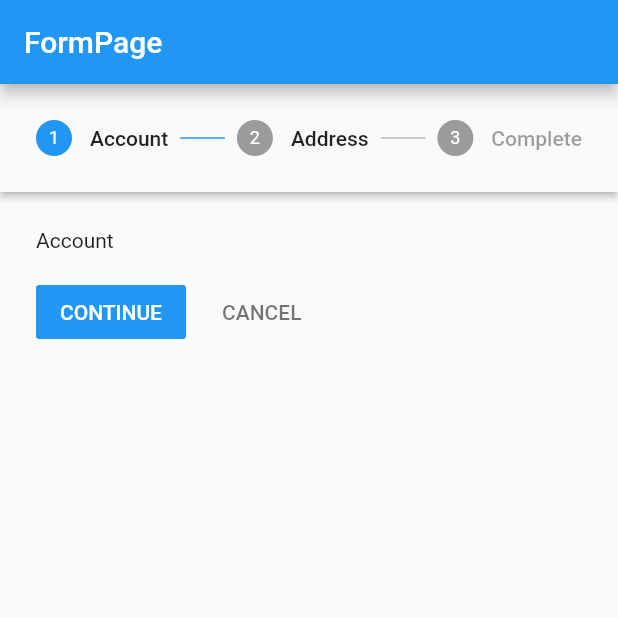
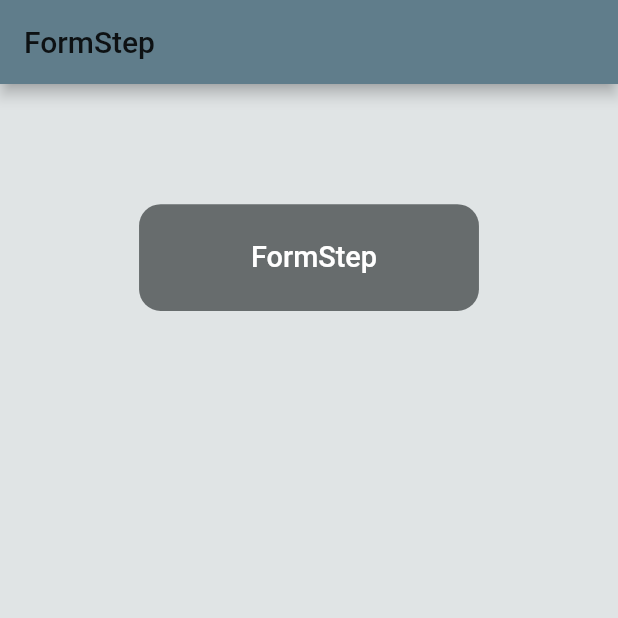
Before and after one commit to unikonkon/Flutter_Stepper_Widget-, a Flutter app: the screen it shows after launch, on a phone screen of 412 x 824 dp, the top half of it. Run offline on Flutter 3.47's test engine with Material 2 defaults, Android fonts, the phone set to English and light mode, and no system bars; our stand-ins replace bloc, flutter_bloc, flutter_screenutil, page_transition; missing offline and left inert: cupertino_stepper.

Commit message:
Add Page Home

```diff
--- a/lib/app/app.dart
+++ b/lib/app/app.dart
@@ -1,5 +1,9 @@
+import 'package:application_test/bloc/stepform_bloc.dart';
 import 'package:application_test/formpage.dart';
+import 'package:application_test/home/home.dart';
 import 'package:flutter/material.dart';
+import 'package:flutter_bloc/flutter_bloc.dart';
+import 'package:flutter_screenutil/flutter_screenutil.dart';
 
 class MyApp extends StatelessWidget {
   const MyApp({Key? key}) : super(key: key);
@@ -7,7 +11,10 @@ class MyApp extends StatelessWidget {
   // This widget is the root of your application.
   @override
   Widget build(BuildContext context) {
-    return const MyHomePage();
+    return BlocProvider(
+      create: (context) => StepformBloc(),
+      child: const MyHomePage(),
+    );
   }
 }
 
@@ -21,12 +28,18 @@ class MyHomePage extends StatefulWidget {
 class _MyHomePageState extends State<MyHomePage> {
   @override
   Widget build(BuildContext context) {
+    return ScreenUtilInit(
+        designSize: const Size(428, 926),
+        builder: (context, child) {
           return MaterialApp(
             title: 'Flutter Demo',
             theme: ThemeData(
               primarySwatch: Colors.blue,
+              backgroundColor: Color.fromARGB(255, 224, 228, 229),
+              scaffoldBackgroundColor: Color.fromARGB(255, 224, 228, 229),
             ),
-      home: FormPage(),
+            home: Home(),
           );
+        });
   }
 }
--- /dev/null
+++ b/lib/bloc/stepform_bloc.dart
@@ -0,0 +1,13 @@
+import 'package:bloc/bloc.dart';
+import 'package:meta/meta.dart';
+
+part 'stepform_event.dart';
+part 'stepform_state.dart';
+
+class StepformBloc extends Bloc<StepformEvent, StepformState> {
+  StepformBloc() : super(StepformInitial()) {
+    on<StepformEvent>((event, emit) {
+      // TODO: implement event handler
+    });
+  }
+}
--- /dev/null
+++ b/lib/bloc/stepform_event.dart
@@ -0,0 +1,4 @@
+part of 'stepform_bloc.dart';
+
+@immutable
+abstract class StepformEvent {}
--- /dev/null
+++ b/lib/bloc/stepform_state.dart
@@ -0,0 +1,6 @@
+part of 'stepform_bloc.dart';
+
+@immutable
+abstract class StepformState {}
+
+class StepformInitial extends StepformState {}
--- /dev/null
+++ b/lib/home/home.dart
@@ -0,0 +1,68 @@
+import 'dart:io';
+
+import 'package:application_test/formpage.dart';
+import 'package:flutter/material.dart';
+import 'package:page_transition/page_transition.dart';
+import 'package:flutter_screenutil/flutter_screenutil.dart';
+
+class Home extends StatelessWidget {
+  const Home({super.key});
+  static Route route() {
+    if (Platform.isAndroid) {
+      // Android-specific code
+      return PageTransition<void>(
+        type: PageTransitionType.rightToLeft,
+        child: Home(),
+      );
+    } else {
+      // iOS-specific code
+      return MaterialPageRoute<void>(
+        builder: (_) => Home(),
+      );
+    }
+  }
+
+  @override
+  Widget build(BuildContext context) {
+    return Scaffold(
+      appBar: AppBar(
+        title: Text(
+          'FormStep',
+          style: Theme.of(context).textTheme.titleLarge,
+        ),
+        backgroundColor: Colors.blueGrey,
+      ),
+      body: Padding(
+        padding: EdgeInsets.only(top: 90.h),
+        child: Center(
+          child: Column(
+            // mainAxisAlignment: MainAxisAlignment.center,
+            // crossAxisAlignment: CrossAxisAlignment.center,
+            children: [
+              ElevatedButton(
+                style: ElevatedButton.styleFrom(
+                  elevation: 0,
+                  backgroundColor: Color.fromARGB(255, 103, 108, 109),
+                  fixedSize: Size(0.55.sw, 80.h),
+                  shape: RoundedRectangleBorder(
+                    borderRadius: BorderRadius.circular(15.w),
+                  ),
+                  padding: EdgeInsets.only(left: 30.w, right: 23.w),
+                  alignment: Alignment.center,
+                ),
+                onPressed: () {
+                  Navigator.of(context, rootNavigator: true)
+                      .push<void>(FormPage.route());
+                },
+                child: Text(
+                  'FormStep',
+                  style: TextStyle(fontSize: 20.sp),
+                ),
+              )
+            ],
+          ),
+        ),
+      ),
+    );
+  }
+}
--- a/pubspec.yaml
+++ b/pubspec.yaml
@@ -36,6 +36,10 @@ dependencies:
   cupertino_icons: ^1.0.2
   http: ^0.13.5
   cupertino_stepper: ^0.2.1
+  bloc: ^8.1.0
+  flutter_bloc: ^8.1.1
+  page_transition: ^2.0.9
+  flutter_screenutil: ^5.6.0
 
 dev_dependencies:
   flutter_test:
```
Also changed, not shown: lib/formpage.dart (+89 -12 lines), pubspec.lock. Lines whose indentation alone changed are shown as unchanged.
